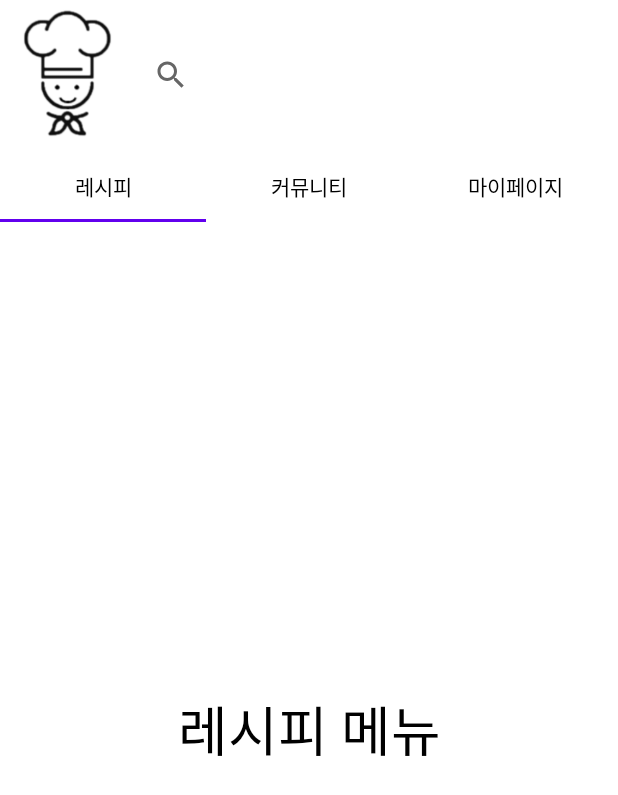
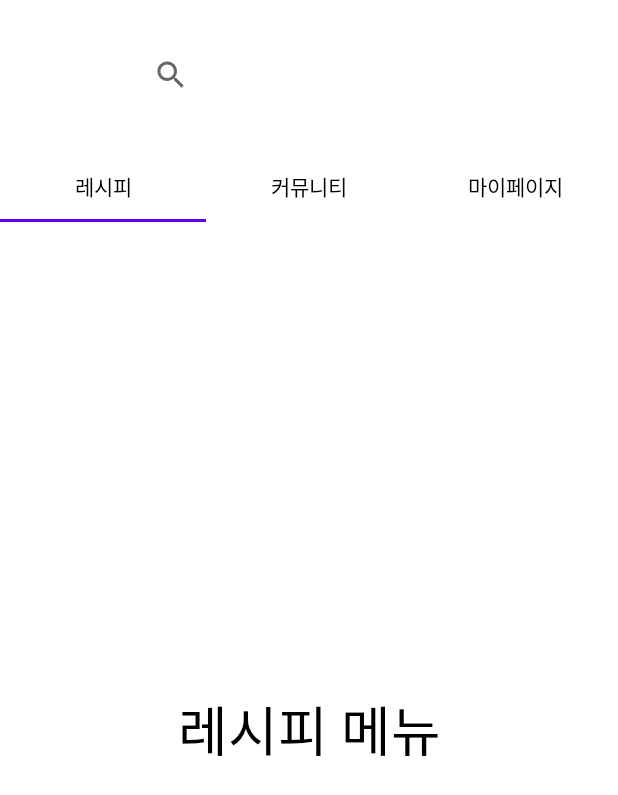
Before and after one commit to kkmin223/2021_Opensource_7_Lilac, an Android app: the screen it shows after launch (MainActivity), on a phone screen of 412 x 824 dp. Shown: the top 795 px of the screen. Run offline under Robolectric (Android 15) with nearby library versions, the light colour scheme and no system bars.

Commit message:
화면설계 오류수정

```diff
--- a/Mandish/app/src/main/res/layout/activity_main.xml
+++ b/Mandish/app/src/main/res/layout/activity_main.xml
@@ -37,8 +37,7 @@
             app:layout_constraintEnd_toStartOf="@+id/search"
             app:layout_constraintStart_toStartOf="parent"
             app:layout_constraintTop_toTopOf="parent"
-            app:layout_constraintVertical_bias="0.0"
-            app:srcCompat="@drawable/Mandish_logo" />
+            app:layout_constraintVertical_bias="0.0" />
 
     </androidx.constraintlayout.widget.ConstraintLayout>
 
```
Also changed, not shown: Mandish/app/src/main/res/drawable/Mandish_logo.PNG (renamed from Mandish/app/src/main/res/drawable/Mandish_logo.png).
